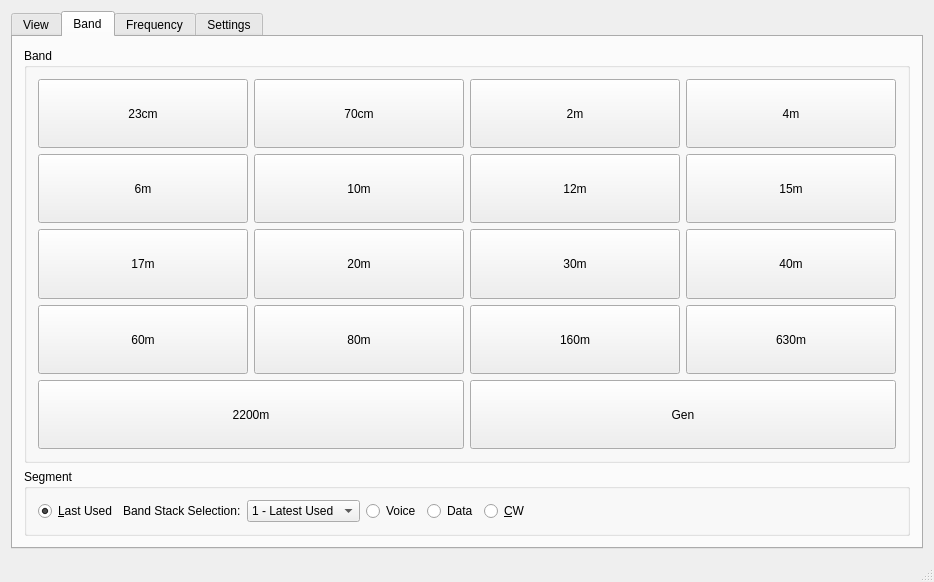
Old version of the form wfmain.ui in the repository adecarolis/wfweb.
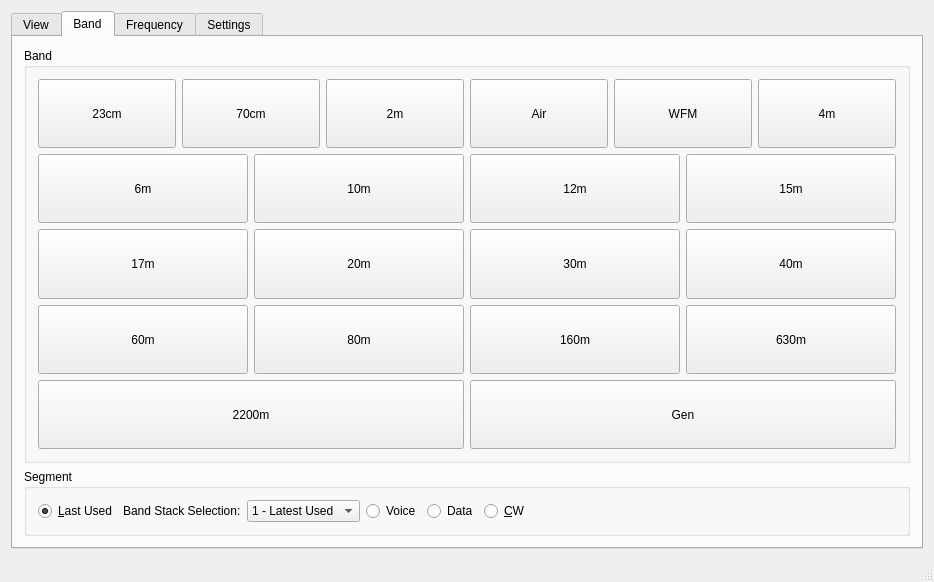
New version of the form. Custom widgets are drawn as their Qt base class.

Commit message: Additional bands added, Airband, WFM

```diff
--- a/wfmain.ui
+++ b/wfmain.ui
@@ -895,6 +895,44 @@
                </property>
               </widget>
              </item>
+             <item>
+              <widget class="QPushButton" name="bandAirbtn">
+               <property name="sizePolicy">
+                <sizepolicy hsizetype="Minimum" vsizetype="MinimumExpanding">
+                 <horstretch>0</horstretch>
+                 <verstretch>0</verstretch>
+                </sizepolicy>
+               </property>
+               <property name="maximumSize">
+                <size>
+                 <width>16777215</width>
+                 <height>128</height>
+                </size>
+               </property>
+               <property name="text">
+                <string>Air</string>
+               </property>
+              </widget>
+             </item>
+             <item>
+              <widget class="QPushButton" name="bandWFMbtn">
+               <property name="sizePolicy">
+                <sizepolicy hsizetype="Minimum" vsizetype="MinimumExpanding">
+                 <horstretch>0</horstretch>
+                 <verstretch>0</verstretch>
+                </sizepolicy>
+               </property>
+               <property name="maximumSize">
+                <size>
+                 <width>16777215</width>
+                 <height>128</height>
+                </size>
+               </property>
+               <property name="text">
+                <string>WFM</string>
+               </property>
+              </widget>
+             </item>
              <item>
               <widget class="QPushButton" name="band4mbtn">
                <property name="sizePolicy">
```
The commit also changes 3 other files.
